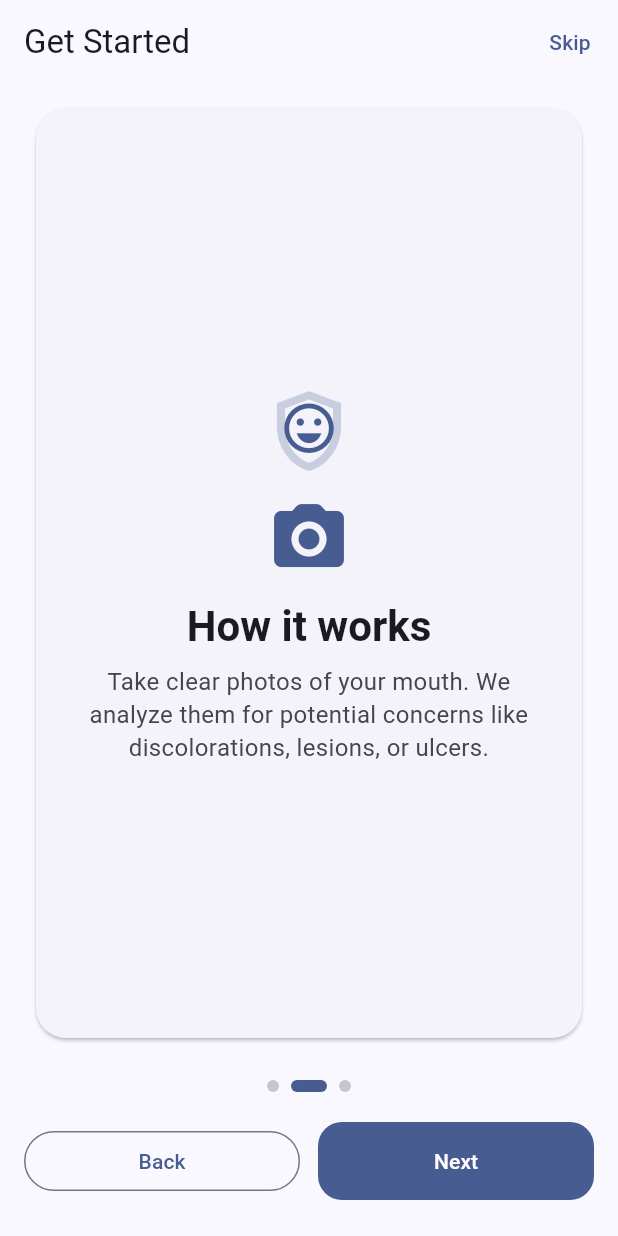
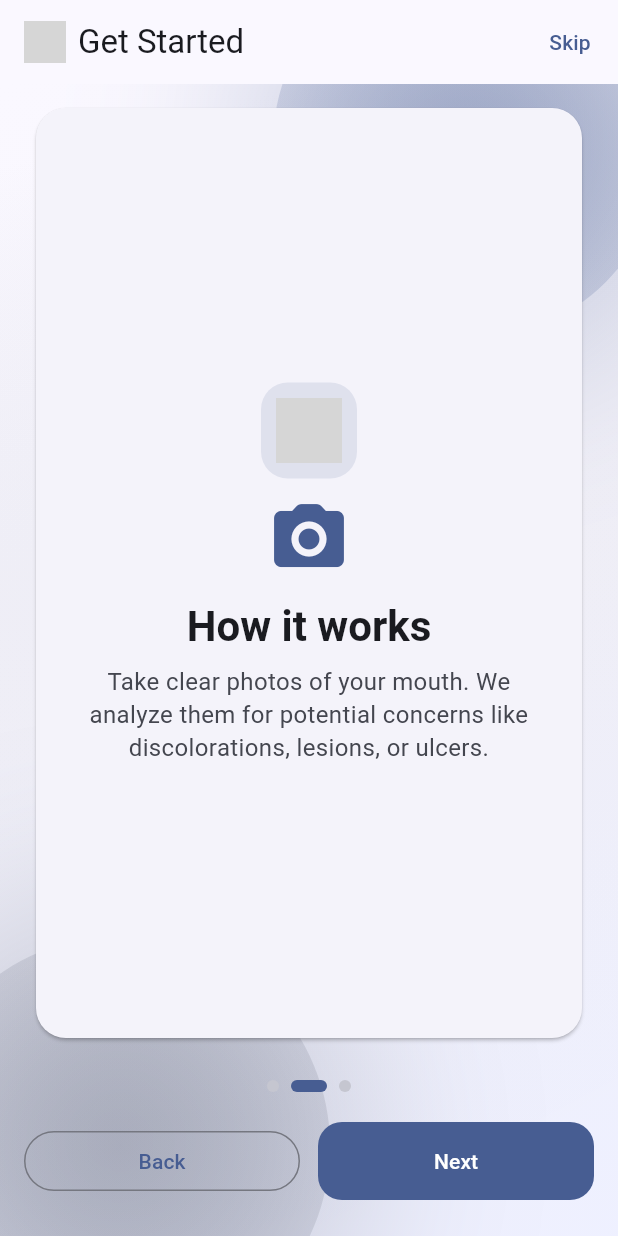
Before and after one commit to dmd40/CAC26, a Flutter app: the screen it shows after launch, after a tap on "Next", on a phone screen of 412 x 824 dp. Run offline on Flutter 3.47's test engine with Material 3 defaults, Android fonts, the phone set to English and light mode, and no system bars; grey boxes are pictures that could not be loaded.

Commit message:
Add branded gradient backgrounds across screens

```diff
--- a/lib/main.dart
+++ b/lib/main.dart
@@ -99,18 +99,31 @@
   Widget build(BuildContext context) {
     final cs = Theme.of(context).colorScheme;
     return Scaffold(
-      backgroundColor: cs.primaryContainer,
-      body: Center(
+      body: BrandedBackground(
+        child: SafeArea(
+          child: Center(
             child: Column(
               mainAxisSize: MainAxisSize.min,
               children: [
-            _LogoMark(size: 96, color: cs.primary),
+                Image.asset(
+                  'images/ORALAURA.png',
+                  width: 140,
+                  fit: BoxFit.contain,
+                ),
                 const SizedBox(height: 16),
-            Text('OralAura', style: Theme.of(context).textTheme.headlineLarge?.copyWith(color: cs.onPrimaryContainer)),
+                Text('OralAura', style: Theme.of(context).textTheme.headlineLarge),
                 const SizedBox(height: 8),
-            Text('Your AI-Powered Guide to Proactive Oral Health',
-                textAlign: TextAlign.center, style: TextStyle(color: cs.onPrimaryContainer.withOpacity(0.8))),
+                Text(
+                  'Your AI-Powered Guide to Proactive Oral Health',
+                  textAlign: TextAlign.center,
+                  style: Theme.of(context)
+                      .textTheme
+                      .bodyLarge
+                      ?.copyWith(color: cs.onSurface.withOpacity(0.72)),
+                ),
               ],
+            ),
+          ),
         ),
       ),
     );
@@ -154,7 +167,7 @@
 
     return Scaffold(
       appBar: AppBar(
-        title: const Text('Get Started'),
+        title: const _LogoTitle(title: 'Get Started'),
         actions: [
           TextButton(
             onPressed: () => Navigator.pushReplacementNamed(context, LoginScreen.route),
@@ -162,7 +175,8 @@
           ),
         ],
       ),
-      body: Column(
+      body: BrandedBackground(
+        child: Column(
         children: [
           Expanded(
             child: PageView(
@@ -298,9 +312,11 @@
   Widget build(BuildContext context) {
     final cs = Theme.of(context).colorScheme;
     return Scaffold(
-      appBar: AppBar(title: const Text('Sign in')),
-      body: ListView(
+      appBar: AppBar(title: const _LogoTitle(title: 'Sign in')),
+      body: BrandedBackground(
         padding: const EdgeInsets.all(20),
+        child: ListView(
+          padding: EdgeInsets.zero,
           children: [
             Center(child: _LogoMark(size: 72, color: cs.primary)),
             const SizedBox(height: 8),
@@ -345,6 +361,7 @@
             ),
           ],
         ),
+      ),
     );
   }
 }
@@ -362,7 +379,7 @@
 
     return Scaffold(
       appBar: AppBar(
-        title: const Text('OralAura'),
+        title: const _LogoTitle(title: 'OralAura'),
         actions: [
           IconButton(
             onPressed: () => Navigator.pushNamed(context, SettingsScreen.route),
@@ -376,8 +393,10 @@
         label: const Text('New Scan'),
         icon: const Icon(Icons.add_a_photo_rounded),
       ),
-      body: ListView(
+      body: BrandedBackground(
         padding: const EdgeInsets.all(16),
+        child: ListView(
+          padding: EdgeInsets.zero,
           children: [
             _HeaderCard(
               title: 'Welcome back',
@@ -417,6 +436,7 @@
             ...db.scans.map((s) => _ScanListTile(record: s, color: _severityColor(context, s.severity))),
           const SizedBox(height: 96), // breathing room for FAB
         ],
+        ),
       ),
     );
   }
@@ -660,8 +680,8 @@
     ];
 
     return Scaffold(
-      appBar: AppBar(title: const Text('New Scan')),
-      body: Padding(
+      appBar: AppBar(title: const _LogoTitle(title: 'New Scan')),
+      body: BrandedBackground(
         padding: const EdgeInsets.all(16),
         child: AnimatedSwitcher(
           duration: const Duration(milliseconds: 250),
@@ -688,8 +708,9 @@
     final cs = Theme.of(context).colorScheme;
 
     return Scaffold(
-      appBar: AppBar(title: const Text('Results')),
-      body: ListView(
+      appBar: AppBar(title: const _LogoTitle(title: 'Results')),
+      body: BrandedBackground(
+        child: ListView(
           padding: const EdgeInsets.all(16),
           children: [
             Card(
@@ -801,6 +822,7 @@
             const SizedBox(height: 96),
           ],
         ),
+      ),
     );
   }
 
@@ -861,13 +883,16 @@
   @override
   Widget build(BuildContext context) {
     return Scaffold(
-      appBar: AppBar(title: const Text('Reminders')),
+      appBar: AppBar(title: const _LogoTitle(title: 'Reminders')),
       floatingActionButton: FloatingActionButton(onPressed: _addReminder, child: const Icon(Icons.add)),
-      body: reminders.isEmpty
-          ? const _EmptyState(
+      body: BrandedBackground(
+        child: reminders.isEmpty
+            ? const Center(
+                child: _EmptyState(
                   icon: Icons.alarm_on_outlined,
                   title: 'No reminders yet',
                   body: 'Add one to follow up on an area of concern.',
+                ),
               )
             : ListView.separated(
                 padding: const EdgeInsets.all(16),
@@ -880,6 +905,7 @@
                     trailing: IconButton(
                       icon: const Icon(Icons.delete_outline),
                       onPressed: () => setState(() => reminders.removeAt(i)),
+                    ),
                   ),
                 ),
               ),
@@ -898,8 +924,9 @@
   Widget build(BuildContext context) {
     final cs = Theme.of(context).colorScheme;
     return Scaffold(
-      appBar: AppBar(title: const Text('Settings & About')),
-      body: ListView(
+      appBar: AppBar(title: const _LogoTitle(title: 'Settings & About')),
+      body: BrandedBackground(
+        child: ListView(
           padding: const EdgeInsets.all(16),
           children: [
             Card(
@@ -935,6 +962,7 @@
             ),
           ],
         ),
+      ),
     );
   }
 }
@@ -951,8 +979,9 @@
       (i) => ('Smile Clinic #$i', '1.${i} mi • Open until 6pm'),
     );
     return Scaffold(
-      appBar: AppBar(title: const Text('Find a Dentist')),
-      body: ListView.separated(
+      appBar: AppBar(title: const _LogoTitle(title: 'Find a Dentist')),
+      body: BrandedBackground(
+        child: ListView.separated(
           padding: const EdgeInsets.all(16),
           itemCount: items.length,
           separatorBuilder: (_, __) => const SizedBox(height: 10),
@@ -973,11 +1002,126 @@
             );
           },
         ),
+      ),
     );
   }
 }
 
 /* -------------------------------------- Widgets -------------------------------------- */
+
+class BrandedBackground extends StatelessWidget {
+  final Widget child;
+  final EdgeInsetsGeometry? padding;
+  const BrandedBackground({required this.child, this.padding, super.key});
+
+  @override
+  Widget build(BuildContext context) {
+    final cs = Theme.of(context).colorScheme;
+    final Widget content = padding != null ? Padding(padding: padding!, child: child) : child;
+
+    return Container(
+      decoration: BoxDecoration(
+        gradient: LinearGradient(
+          colors: [
+            cs.surface,
+            cs.surfaceVariant.withOpacity(0.4),
+            cs.primaryContainer.withOpacity(0.35),
+          ],
+          stops: const [0, 0.45, 1],
+          begin: Alignment.topCenter,
+          end: Alignment.bottomRight,
+        ),
+      ),
+      child: Stack(
+        children: [
+          Positioned(
+            top: -90,
+            right: -30,
+            child: _BackgroundOrb(
+              diameter: 260,
+              colors: [
+                cs.primary.withOpacity(0.35),
+                cs.primary.withOpacity(0.05),
+              ],
+            ),
+          ),
+          Positioned(
+            bottom: -80,
+            left: -60,
+            child: _BackgroundOrb(
+              diameter: 280,
+              colors: [
+                cs.secondary.withOpacity(0.28),
+                cs.secondary.withOpacity(0.05),
+              ],
+            ),
+          ),
+          Positioned(
+            top: 160,
+            left: 48,
+            child: Transform.rotate(
+              angle: -pi / 12,
+              child: Container(
+                width: 220,
+                height: 80,
+                decoration: BoxDecoration(
+                  borderRadius: BorderRadius.circular(50),
+                  gradient: LinearGradient(
+                    colors: [
+                      cs.onPrimary.withOpacity(0.12),
+                      cs.onPrimary.withOpacity(0.02),
+                    ],
+                  ),
+                ),
+              ),
+            ),
+          ),
+          Positioned.fill(
+            child: Container(
+              decoration: BoxDecoration(
+                gradient: LinearGradient(
+                  colors: [
+                    cs.surface.withOpacity(0.02),
+                    Colors.transparent,
+                  ],
+                  begin: Alignment.topLeft,
+                  end: Alignment.bottomRight,
+                ),
+              ),
+              child: content,
+            ),
+          ),
+        ],
+      ),
+    );
+  }
+}
+
+class _BackgroundOrb extends StatelessWidget {
+  final double diameter;
+  final List<Color> colors;
+  const _BackgroundOrb({required this.diameter, required this.colors});
+
+  @override
+  Widget build(BuildContext context) {
+    final base = colors.first;
+    return Container(
+      width: diameter,
+      height: diameter,
+      decoration: BoxDecoration(
+        shape: BoxShape.circle,
+        gradient: RadialGradient(colors: colors, radius: 0.9),
+        boxShadow: [
+          BoxShadow(
+            color: base.withOpacity(0.25),
+            blurRadius: diameter * 0.4,
+            spreadRadius: diameter * 0.08,
+          ),
+        ],
+      ),
+    );
+  }
+}
 
 class _HeaderCard extends StatelessWidget {
   final String title;
@@ -994,12 +1138,16 @@
         child: Row(
           children: [
             Container(
-              padding: const EdgeInsets.all(10),
+              padding: const EdgeInsets.all(8),
               decoration: BoxDecoration(
                 color: cs.primaryContainer,
                 borderRadius: BorderRadius.circular(16),
               ),
-              child: const Icon(Icons.waving_hand_rounded),
+              child: Image.asset(
+                'images/ORALAURA.png',
+                height: 32,
+                fit: BoxFit.contain,
+              ),
             ),
             const SizedBox(width: 12),
             Expanded(
@@ -1135,6 +1283,29 @@
   }
 }
 
+class _LogoTitle extends StatelessWidget {
+  final String title;
+  final double logoHeight;
+  const _LogoTitle({required this.title, this.logoHeight = 28});
+
+  @override
+  Widget build(BuildContext context) {
+    final defaultStyle = DefaultTextStyle.of(context).style;
+    return Row(
+      mainAxisSize: MainAxisSize.min,
+      children: [
+        Image.asset(
+          'images/ORALAURA.png',
+          height: logoHeight,
+          fit: BoxFit.contain,
+        ),
+        const SizedBox(width: 8),
+        Text(title, style: defaultStyle),
+      ],
+    );
+  }
+}
+
 class _LogoMark extends StatelessWidget {
   final double size;
   final Color color;
@@ -1142,16 +1313,19 @@
 
   @override
   Widget build(BuildContext context) {
-    // Simple “smile + shield” motif
-    return Stack(
-      alignment: Alignment.center,
-      children: [
-        Icon(Icons.shield_outlined, size: size, color: color.withOpacity(0.25)),
-        Positioned(
-          bottom: size * 0.22,
-          child: Icon(Icons.emoji_emotions_outlined, size: size * 0.62, color: color),
+    final backgroundColor = color.withOpacity(0.12);
+    return Container(
+      width: size,
+      height: size,
+      decoration: BoxDecoration(
+        color: backgroundColor,
+        borderRadius: BorderRadius.circular(size * 0.28),
       ),
-      ],
+      padding: EdgeInsets.all(size * 0.16),
+      child: Image.asset(
+        'images/ORALAURA.png',
+        fit: BoxFit.contain,
+      ),
     );
   }
 }
```
Lines whose indentation alone changed are shown as unchanged.
